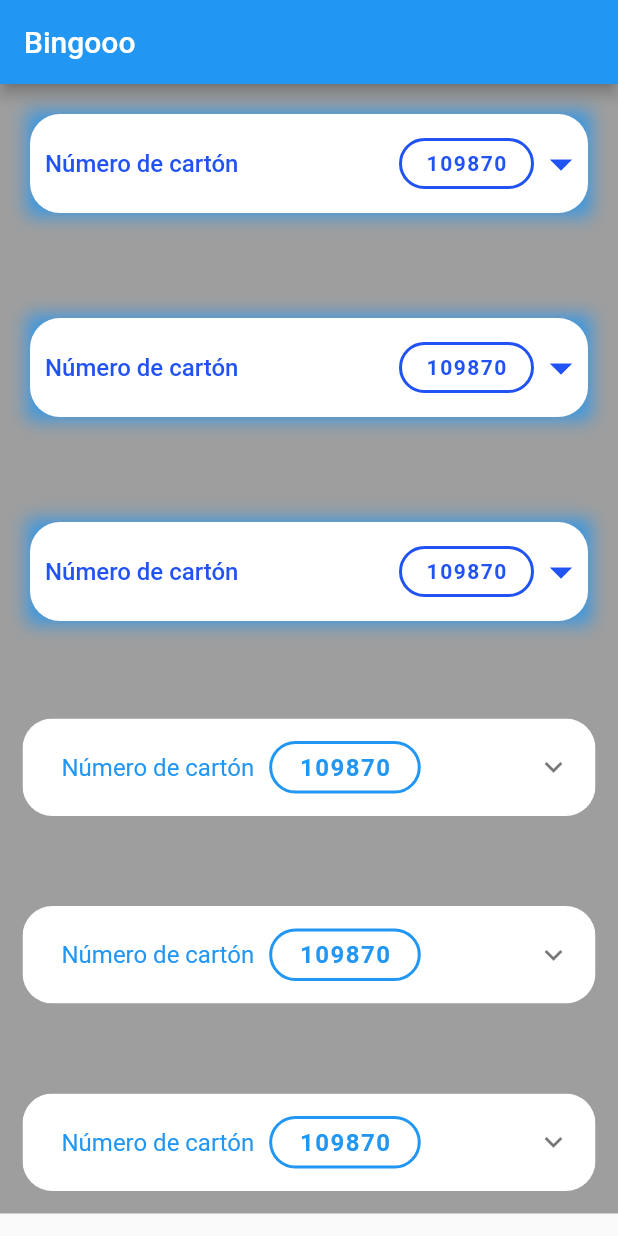
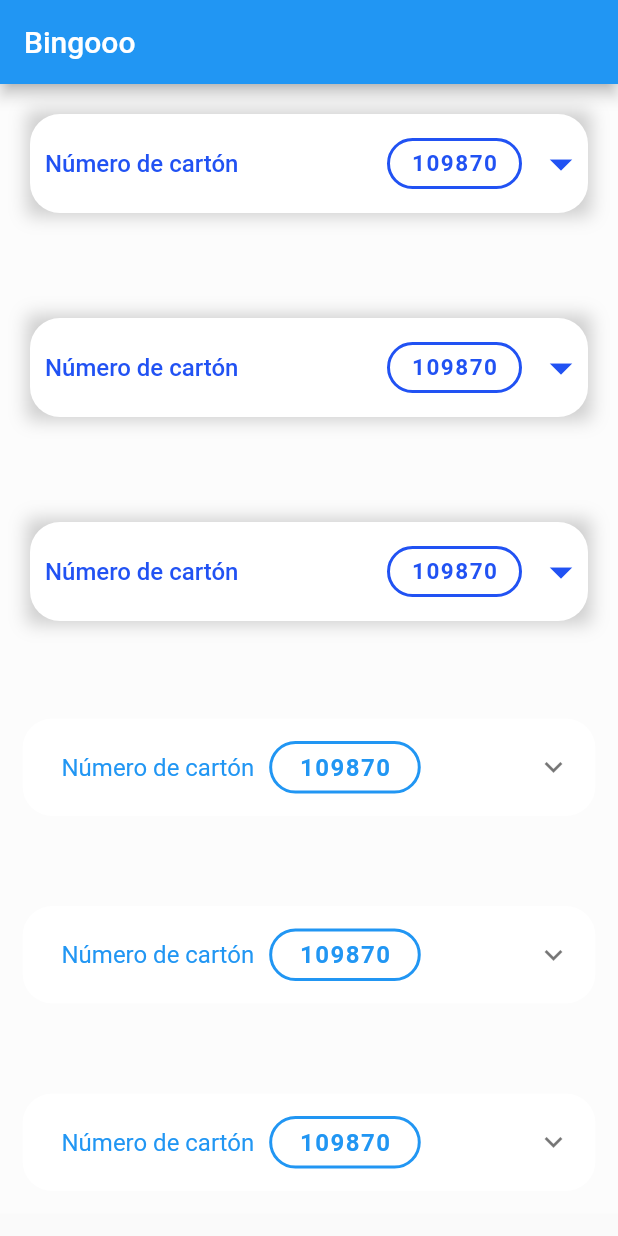
Before and after one commit to flourdes/folding_cardboard, a Flutter app: the screen it shows after launch, on a phone screen of 412 x 824 dp. Run offline on Flutter 3.47's test engine with Material 2 defaults, Android fonts, the phone set to English and light mode, and no system bars.

Commit message:
color cell, text y shadow´s.

```diff
--- a/lib/folding_cardboard_component_custom.dart
+++ b/lib/folding_cardboard_component_custom.dart
@@ -1,5 +1,4 @@
 import 'package:flutter/material.dart';
-
 import 'models/lottery_ticket_model.dart';
 
 class FoldingCardboardComponentCustom extends StatefulWidget {
@@ -74,22 +73,16 @@ class _FoldingCardboardComponentCustomState
       height: MediaQuery.of(context).size.width / 9,
       margin: const EdgeInsets.all(5),
       decoration: BoxDecoration(
-          color: widget.cellColor,
+          color: Colors.grey.shade200,
           borderRadius: BorderRadius.circular(9),
-          boxShadow: [
-            BoxShadow(
-              color: widget.cellColor.withOpacity(0.9),
-              blurRadius: 2,
-              offset: const Offset(3.5, 3.5),
           ),
-          ]),
       alignment: Alignment.center,
       child: Text(
         addNumbers(index),
         style: TextStyle(
           fontWeight: FontWeight.bold,
           fontSize: 14,
-          color: widget.cellText,
+          color: Colors.black54,
         ),
       ),
     );
@@ -99,7 +92,7 @@ class _FoldingCardboardComponentCustomState
     if(index < widget.lotteryTicketModel.numberList.length){
       return widget.lotteryTicketModel.numberList[index].toString();
     }else{
-      return "-";
+      return "";
     }
   }
 
@@ -107,7 +100,7 @@ class _FoldingCardboardComponentCustomState
     return Container(
       decoration: BoxDecoration(boxShadow: [
         BoxShadow(
-          color: Colors.blue.withOpacity(0.8),
+          color: Colors.grey.withOpacity(0.5),
           spreadRadius: 2,
           blurRadius: 9,
           offset: const Offset(0, 0),
@@ -143,7 +136,9 @@ class _FoldingCardboardComponentCustomState
                         Row(
                           mainAxisAlignment: MainAxisAlignment.center,
                           children: [
-                            Container(
+                            Padding(
+                              padding: const EdgeInsets.only(right: 8),
+                              child: Container(
                                 height: 34,
                                 width: 90,
                                 alignment: Alignment.center,
@@ -157,9 +152,11 @@ class _FoldingCardboardComponentCustomState
                                 child: Text(
                                   widget.lotteryTicketModel.number.toString(),
                                   style: TextStyle(
+                                    fontSize: 15,
                                     color: widget.colorMain, //colorMain
                                     fontWeight: FontWeight.w600,
                                     letterSpacing: 1,
+                                  ),
                                 ),
                               ),
                             ),
--- a/lib/view.dart
+++ b/lib/view.dart
@@ -31,7 +31,7 @@ class _ViewState extends State<View> {
         title: const Text("Bingooo"),
       ),
       body: Container(
-        color: Colors.grey,
+        color: Colors.white38,
         child: SingleChildScrollView(
           child: Column(
             crossAxisAlignment: CrossAxisAlignment.center,
```
Lines whose indentation alone changed are shown as unchanged.
